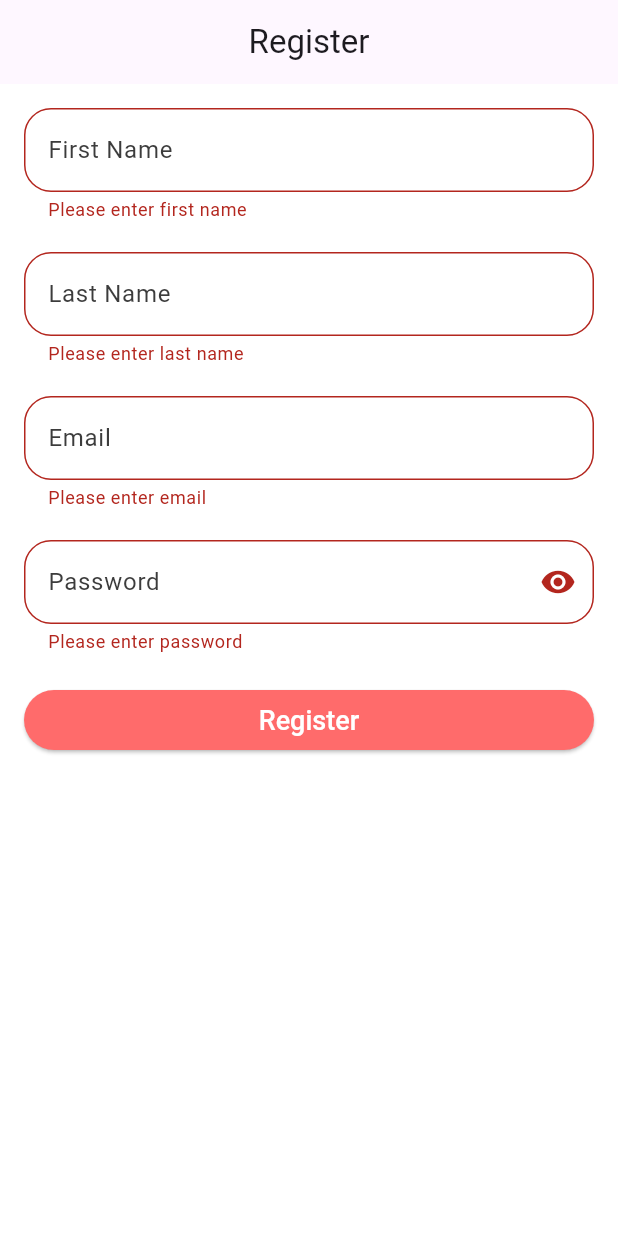
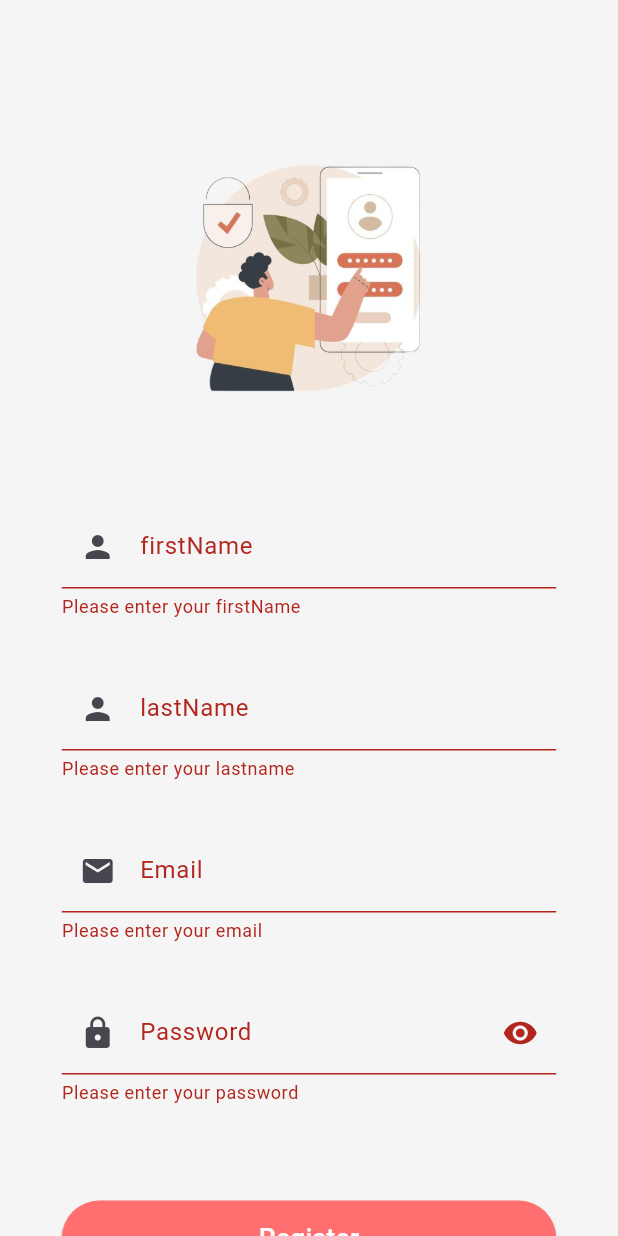
Before and after one commit to ST60002CEM/batch31b-sneehaa, a Flutter app: the screen it shows after launch, after a tap on "Register", on a phone screen of 412 x 824 dp. Run offline on Flutter 3.47's test engine with Material 3 defaults, Android fonts, the phone set to English and light mode, and no system bars; our stand-ins replace connectivity_plus, dartz, dio, equatable, flutter_riverpod, pretty_dio_logger and 1 more; Roboto replaces fonts that are missing (Montserrat Bold, OpenSans Regular).

Commit message:
login signup editing

```diff
--- a/lib/config/constants/api_endpoints.dart
+++ b/lib/config/constants/api_endpoints.dart
@@ -4,9 +4,9 @@ class ApiEndpoints {
   static const Duration connectionTimeout = Duration(seconds: 1000);
   static const Duration receiveTimeout = Duration(seconds: 1000);
 
-  static const String baseUrl = "http://localhost:5500/api";
+  static const String baseUrl = "http://10.0.2.2:5500/api/";
 
   // ====================== Auth Routes ======================
-  static const String login = "auth/login";
-  static const String register = "auth/register";
+  static const String login = "user/login";
+  static const String register = "user/register";
 }
--- a/lib/config/routes/app_route.dart
+++ b/lib/config/routes/app_route.dart
@@ -1,29 +1,23 @@
 
 
+import 'package:bookaway/features/auth/presentation/view/login_view.dart';
 import 'package:bookaway/features/auth/presentation/view/register_view.dart';
-import 'package:bookaway/screens/home_screen.dart';
-
-
+import 'package:bookaway/screens/bottomview/home_view.dart';
 
 class AppRoute {
   AppRoute._();
 
-  static const String dashboardRoute = '/';
-  static const String signupRoute = '/signup';
-  static const String verificationRoute = '/verification';
+  static const String splashRoute = '/splash';
+  static const String homeRoute = '/home';
   static const String loginRoute = '/login';
-  static const String splashRoute = '/splash';
-  static const String homepageRoute = '/home';
-
+  static const String registerRoute = '/register';
 
   static getApplicationRoute() {
     return {
-      // splashRoute: (context) => SplashScreen(),
-      signupRoute: (context) => const RegisterView(),
-      // verificationRoute: (context) => const VerificationScreen(),
-      // loginRoute: (context) => const LoginScreen(),
-      homepageRoute: (context) => const HomeScreen(),
-
+      // splashRoute: (context) => const SplashView(),
+      loginRoute: (context) => const LoginView(),
+      homeRoute: (context) => const HomeView(),
+      registerRoute: (context) => const RegisterView(),
     };
   }
 }
--- a/lib/core/app.dart
+++ b/lib/core/app.dart
@@ -11,7 +11,7 @@ class App extends StatelessWidget {
       debugShowCheckedModeBanner: false,
       title: "BookAway",
       theme: getApplicationTheme(),
-      initialRoute: AppRoute.signupRoute,
+      initialRoute: AppRoute.registerRoute,
       routes: AppRoute.getApplicationRoute(),
     );
   }
--- a/lib/core/network/http_service.dart
+++ b/lib/core/network/remote/http_service.dart
@@ -2,9 +2,10 @@ import 'package:bookaway/config/constants/api_endpoints.dart';
 import 'package:dio/dio.dart';
 import 'package:flutter_riverpod/flutter_riverpod.dart';
 import 'package:pretty_dio_logger/pretty_dio_logger.dart';
+
 import 'dio_error_interceptor.dart';
 
-final httpServiceProvider = Provider.autoDispose<Dio>(
+final httpServiceProvider = Provider<Dio>(
   (ref) => HttpService(Dio()).dio,
 );
 
--- a/lib/features/auth/presentation/auth_viewmodel/auth_viewmodel.dart
+++ b/lib/features/auth/presentation/auth_viewmodel/auth_viewmodel.dart
@@ -46,7 +46,7 @@ class AuthViewModel extends StateNotifier<AuthState> {
           showMessage: true,
           error: null,
         );
-        Navigator.popAndPushNamed(context, AppRoute.homepageRoute);
+        Navigator.popAndPushNamed(context, AppRoute.homeRoute);
       },
     );
   }
--- a/lib/features/auth/presentation/view/register_view.dart
+++ b/lib/features/auth/presentation/view/register_view.dart
@@ -1,195 +1,158 @@
-import 'package:bookaway/core/common/provider/is_network_provider.dart';
-import 'package:bookaway/core/common/snackbar/my_snackbar.dart';
 import 'package:bookaway/features/auth/domain/entity/auth_entity.dart';
 import 'package:bookaway/features/auth/presentation/auth_viewmodel/auth_viewmodel.dart';
+import 'package:bookaway/features/auth/presentation/view/login_view.dart';
 import 'package:flutter/material.dart';
 import 'package:flutter_riverpod/flutter_riverpod.dart';
 
 class RegisterView extends ConsumerStatefulWidget {
-  const RegisterView({super.key});
+  const RegisterView({Key? key}) : super(key: key);
 
   @override
-  ConsumerState<ConsumerStatefulWidget> createState() => _RegisterViewState();
+  ConsumerState<RegisterView> createState() => _RegisterViewState();
 }
 
 class _RegisterViewState extends ConsumerState<RegisterView> {
-  final _gap = const SizedBox(height: 20);
-
-  final _key = GlobalKey<FormState>();
-  final _firstNameController = TextEditingController();
-  final _lastNameController = TextEditingController();
-  final _emailController = TextEditingController();
-  final _passwordController = TextEditingController();
-
-  bool isObscure = true;
+  final _formKey = GlobalKey<FormState>();
+  final _gap = const SizedBox(height: 8);
+  final firstNameController = TextEditingController();
+  final lastNameController = TextEditingController();
+  final emailController = TextEditingController();
+  final passwordController = TextEditingController();
+  bool _isObscurePassword = true;
 
   @override
   Widget build(BuildContext context) {
-    final isConnected = ref.watch(connectivityStatusProvider);
-    WidgetsBinding.instance.addPostFrameCallback((_) {
-      if (isConnected == ConnectivityStatus.isDisconnected) {
-        showSnackBar(
-          message: 'No Internet Connection',
-          context: context,
-          color: Colors.red,
-        );
-      } else if (isConnected == ConnectivityStatus.isConnected) {
-        showSnackBar(message: 'You are online', context: context);
-      }
-
-      if (ref.watch(authViewModelProvider).showMessage!) {
-        showSnackBar(
-          message: 'User Registered Successfully',
-          context: context,
-        );
-        ref.read(authViewModelProvider.notifier).resetMessage();
-      }
-    });
+    double padding = MediaQuery.of(context).size.width * 0.1;
 
     return Scaffold(
-      appBar: AppBar(
-        title: const Text('Register'),
-        centerTitle: true,
-      ),
-      backgroundColor: Colors.white,
-      body: SafeArea(
-        child: SingleChildScrollView(
+      body: SingleChildScrollView(
         child: Padding(
-            padding: const EdgeInsets.all(16),
+          padding: EdgeInsets.symmetric(horizontal: padding),
           child: Form(
-              key: _key,
+            key: _formKey,
             child: Column(
+              mainAxisAlignment: MainAxisAlignment.center,
               children: [
+                SizedBox(height: MediaQuery.of(context).size.height * 0.1),
+                Image.asset('assets/images/logo.png',
+                    height: MediaQuery.of(context).size.width * 0.5),
+                const SizedBox(height: 48),
                 TextFormField(
-                    controller: _firstNameController,
-                    decoration: InputDecoration(
-                      border: OutlineInputBorder(
-                        borderRadius: BorderRadius.circular(18.0),
-                      ),
-                      labelText: 'First Name',
-                      labelStyle: const TextStyle(
-                          color: Color.fromARGB(255, 60, 60, 60)),
-                      focusedBorder: OutlineInputBorder(
-                        borderSide: const BorderSide(
-                            color: Color(0xFFFF6B6B), width: 2.0),
-                        borderRadius: BorderRadius.circular(18.0),
-                      ),
+                  controller: firstNameController,
+                  decoration: const InputDecoration(
+                    labelText: 'firstName',
+                    prefixIcon: Icon(Icons.person),
                   ),
                   validator: (value) {
-                      if (value == null || value.isEmpty) {
-                        return 'Please enter first name';
+                    if (value == null || value.trim().isEmpty) {
+                      return 'Please enter your firstName';
                     }
                     return null;
                   },
                 ),
                 _gap,
+                const SizedBox(height: 24),
                 TextFormField(
-                    controller: _lastNameController,
-                    decoration: InputDecoration(
-                      border: OutlineInputBorder(
-                        borderRadius: BorderRadius.circular(18.0),
-                      ),
-                      labelText: 'Last Name',
-                      labelStyle: const TextStyle(
-                          color: Color.fromARGB(255, 60, 60, 60)),
-                      focusedBorder: OutlineInputBorder(
-                        borderSide: const BorderSide(
-                            color: Color(0xFFFF6B6B), width: 2.0),
-                        borderRadius: BorderRadius.circular(18.0),
-                      ),
+                  controller: lastNameController,
+                  decoration: const InputDecoration(
+                    labelText: 'lastName',
+                    prefixIcon: Icon(Icons.person),
                   ),
                   validator: (value) {
-                      if (value == null || value.isEmpty) {
-                        return 'Please enter last name';
+                    if (value == null || value.trim().isEmpty) {
+                      return 'Please enter your lastname';
                     }
                     return null;
                   },
                 ),
                 _gap,
+                const SizedBox(height: 24),
                 TextFormField(
-                    controller: _emailController,
-                    decoration: InputDecoration(
-                      border: OutlineInputBorder(
-                        borderRadius: BorderRadius.circular(18.0),
-                      ),
+                  controller: emailController,
+                  decoration: const InputDecoration(
                     labelText: 'Email',
-                      labelStyle: const TextStyle(
-                          color: Color.fromARGB(255, 60, 60, 60)),
-                      focusedBorder: OutlineInputBorder(
-                        borderSide: const BorderSide(
-                            color: Color(0xFFFF6B6B), width: 2.0),
-                        borderRadius: BorderRadius.circular(18.0),
-                      ),
+                    prefixIcon: Icon(Icons.email),
                   ),
                   validator: (value) {
-                      if (value == null || value.isEmpty) {
-                        return 'Please enter email';
+                    if (value == null || value.trim().isEmpty) {
+                      return 'Please enter your email';
+                    }
+                    if (!value.contains('@')) {
+                      return 'Please enter a valid email';
                     }
                     return null;
                   },
                 ),
                 _gap,
+                const SizedBox(height: 24),
                 TextFormField(
-                    controller: _passwordController,
-                    obscureText: isObscure,
+                  controller: passwordController,
+                  obscureText: _isObscurePassword,
                   decoration: InputDecoration(
-                      border: OutlineInputBorder(
-                        borderRadius: BorderRadius.circular(18.0),
-                      ),
                     labelText: 'Password',
-                      labelStyle: const TextStyle(
-                          color: Color.fromARGB(255, 60, 60, 60)),
-                      focusedBorder: OutlineInputBorder(
-                        borderSide: const BorderSide(
-                            color: Color(0xFFFF6B6B), width: 2.0),
-                        borderRadius: BorderRadius.circular(18.0),
-                      ),
+                    prefixIcon: const Icon(Icons.lock),
                     suffixIcon: IconButton(
-                        icon: Icon(
-                          isObscure ? Icons.visibility : Icons.visibility_off,
-                        ),
+                      icon: Icon(_isObscurePassword
+                          ? Icons.visibility
+                          : Icons.visibility_off),
                       onPressed: () {
                         setState(() {
-                            isObscure = !isObscure;
+                          _isObscurePassword = !_isObscurePassword;
                         });
                       },
                     ),
                   ),
                   validator: (value) {
                     if (value == null || value.isEmpty) {
-                        return 'Please enter password';
+                      return 'Please enter your password';
+                    }
+                    if (value.length < 6) {
+                      return 'Password must be at least 6 characters long';
                     }
                     return null;
                   },
                 ),
+                const SizedBox(height: 24),
                 _gap,
-                  SizedBox(
-                    width: double.infinity,
-                    child: ElevatedButton(
+                const SizedBox(height: 32),
+                ElevatedButton(
                   onPressed: () {
-                        if (_key.currentState!.validate()) {
-                          final userData= AuthEntity(
-                            firstName: _firstNameController.text.trim(),
-                            lastName: _lastNameController.text.trim(),
-                            email: _emailController.text.trim(),
-                            password: _passwordController.text,
+                    if (_formKey.currentState!.validate()) {
+                      final userData = AuthEntity(
+                        firstName: firstNameController.text.trim(),
+                        lastName: lastNameController.text.trim(),
+                        email: emailController.text.trim(),
+                        password: passwordController.text.trim(),
                       );
                       ref
                           .read(authViewModelProvider.notifier)
                           .register(userData);
+
+                      // Navigate to login page
+                      Navigator.of(context).push(MaterialPageRoute(
+                        builder: (context) => const LoginView(),
+                      ));
                     }
                   },
                   style: ElevatedButton.styleFrom(
+                    foregroundColor: Colors.white,
+                    backgroundColor: const Color(0xFFFF6F6F),
+                    minimumSize: const Size(double.infinity, 50),
                     shape: RoundedRectangleBorder(
-                            borderRadius: BorderRadius.circular(25.0)),
-                        backgroundColor: const Color(0xFFFF6B6B),
-                        foregroundColor: Colors.white,
+                      borderRadius: BorderRadius.circular(30),
+                    ),
                   ),
                   child: const Text('Register'),
                 ),
+                TextButton(
+                  onPressed: () {
+                    Navigator.of(context).push(MaterialPageRoute(
+                      builder: (context) => const LoginView(),
+                    ));
+                  },
+                  child: const Text("Already have an account? Login"),
                 ),
               ],
-              ),
             ),
           ),
         ),
```
Also changed, not shown: lib/core/network/hive_service.dart (deleted, +0 -41 lines), lib/features/auth/data/data_source/auth_remote_datasource.dart (+10 -5 lines), lib/features/auth/presentation/view/login_view.dart (added, +122 -0 lines), assets/images/logo.png (renamed from assets/images/signup.png), lib/core/network/remote/dio_error_interceptor.dart (renamed from lib/core/network/dio_error_interceptor.dart), pubspec.lock. Lines whose indentation alone changed are shown as unchanged.
